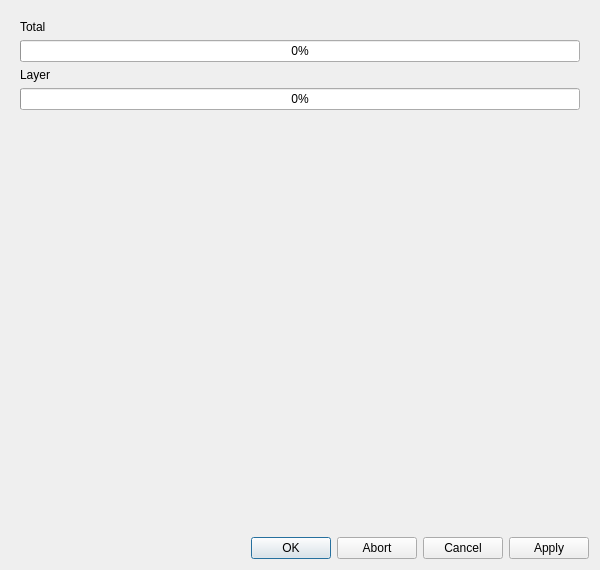
First picture: the form in qfieldsync/ui/cloud_transfer_dialog.ui, repository opengisch/qfieldsync, before the edit.
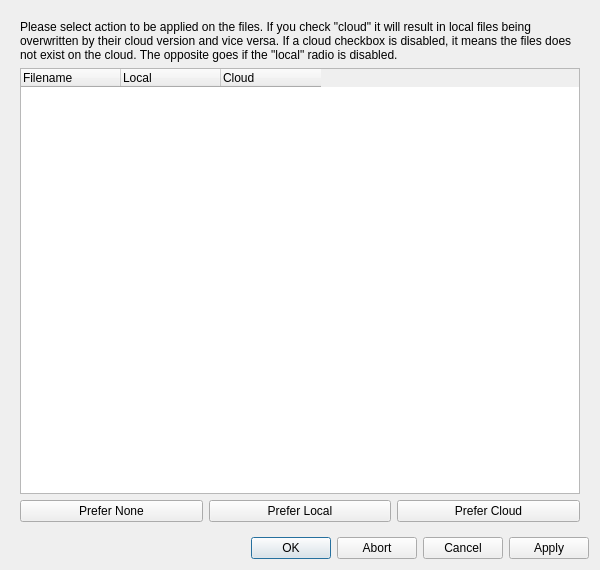
Second picture: the form after the edit.

What changed in the file:
```diff
--- a/qfieldsync/ui/cloud_transfer_dialog.ui
+++ b/qfieldsync/ui/cloud_transfer_dialog.ui
@@ -100,64 +100,12 @@
        </item>
       </layout>
      </widget>
-     <widget class="QWidget" name="ioPage">
-      <layout class="QVBoxLayout" name="verticalLayout_4">
-       <item>
-        <widget class="QLabel" name="totalProgressLabel">
-         <property name="text">
-          <string>Total</string>
-         </property>
-        </widget>
-       </item>
-       <item>
-        <widget class="QProgressBar" name="totalProgressBar">
-         <property name="value">
-          <number>0</number>
-         </property>
-        </widget>
-       </item>
-       <item>
-        <widget class="QLabel" name="layerProgressLabel">
-         <property name="text">
-          <string>Layer</string>
-         </property>
-        </widget>
-       </item>
-       <item>
-        <widget class="QProgressBar" name="layerProgressBar">
-         <property name="value">
-          <number>0</number>
-         </property>
-        </widget>
-       </item>
-       <item>
-        <widget class="QLabel" name="statusLabel">
-         <property name="text">
-          <string/>
-         </property>
-        </widget>
-       </item>
-       <item>
-        <spacer name="ioPageSpacer">
-         <property name="orientation">
-          <enum>Qt::Vertical</enum>
-         </property>
-         <property name="sizeHint" stdset="0">
-          <size>
-           <width>20</width>
-           <height>40</height>
-          </size>
-         </property>
-        </spacer>
-       </item>
-      </layout>
-     </widget>
      <widget class="QWidget" name="filesPage">
       <layout class="QVBoxLayout" name="verticalLayout_3">
        <item>
         <widget class="QLabel" name="explanationLabel">
          <property name="text">
-          <string>Please select action to be applied on the files. If you check &quot;cloud&quot; it will result in local files being overwritten by their cloud version and vice versa. If a cloud radio button is disabled, it means the files does not exist on the cloud and will be uploaded anyway. The opposite goes if the &quot;local&quot; radio is disabled.</string>
+          <string>Please select action to be applied on the files. If you check &quot;cloud&quot; it will result in local files being overwritten by their cloud version and vice versa. If a cloud checkbox is disabled, it means the files does not exist on the cloud. The opposite goes if the &quot;local&quot; radio is disabled.</string>
          </property>
          <property name="wordWrap">
           <bool>true</bool>
```
